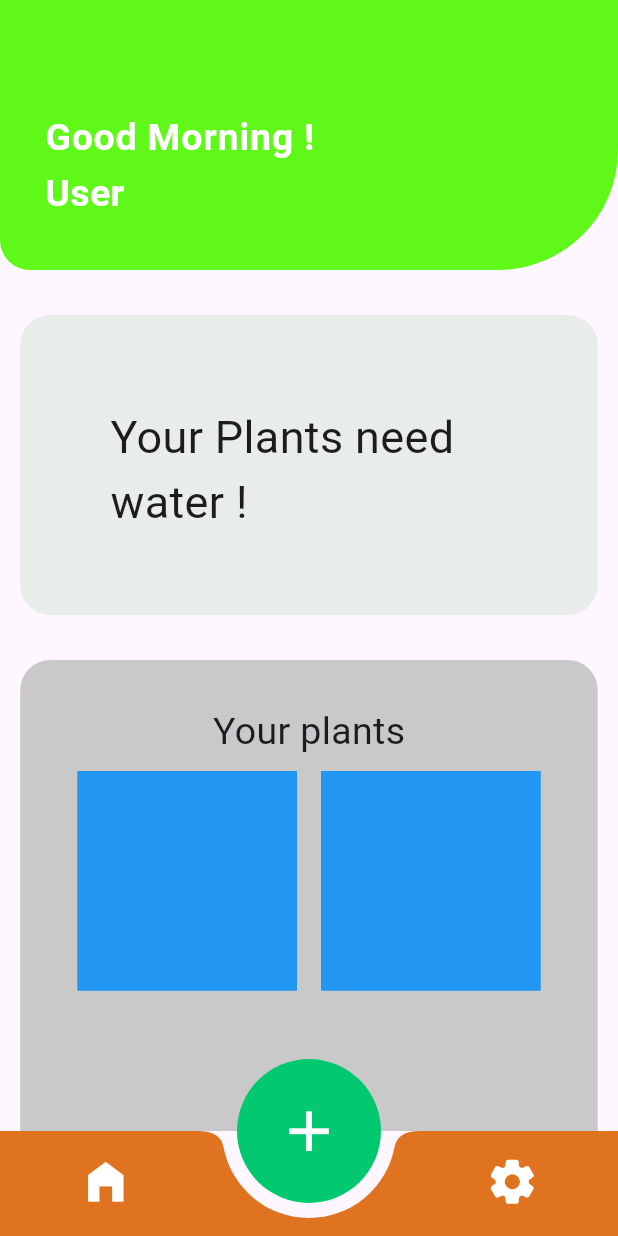
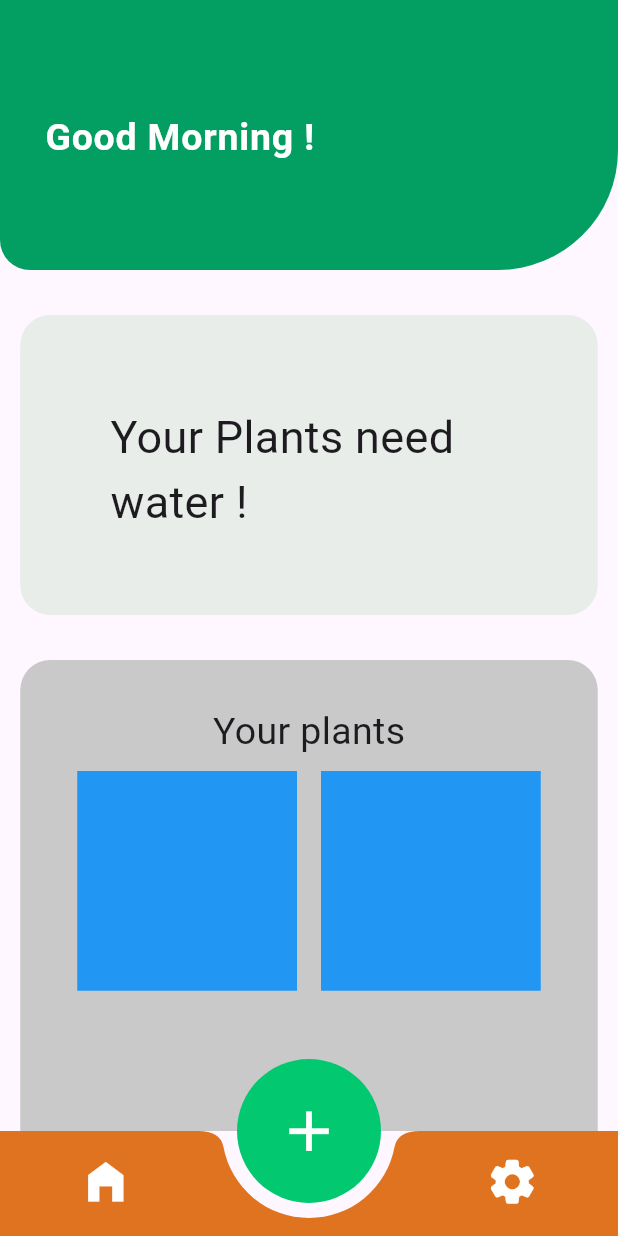
Before and after one commit to SajenTuladhar/Plant-tracking-app, a Flutter app: the screen it shows after launch, after a tap on "Submit", on a phone screen of 412 x 824 dp. Run offline on Flutter 3.47's test engine with Material 3 defaults, Android fonts, the phone set to English and light mode, and no system bars.

Commit message:
add send user input to another page

```diff
--- a/lib/pages/front_page.dart
+++ b/lib/pages/front_page.dart
@@ -2,7 +2,7 @@
 import 'package:flutter/material.dart';
 
 class FrontPage extends StatefulWidget {
-  const FrontPage({Key? key}) : super(key: key);
+  const FrontPage({super.key});
 
   @override
   State<FrontPage> createState() => FrontPageState();
@@ -10,7 +10,10 @@
 
 class FrontPageState extends State<FrontPage> {
   //use this controller to get what the user types
-  final _textController= TextEditingController();
+  final nameController=TextEditingController();
+
+
+
 
   @override
   Widget build(BuildContext context) {
@@ -32,7 +35,7 @@
             Transform.translate(
               offset: const Offset(0, 155),
               child:  TextField(
-                controller: _textController,
+                controller: nameController,
 
                 textAlign: TextAlign.start,
                 decoration: const  InputDecoration(
@@ -40,20 +43,20 @@
                   border:  OutlineInputBorder(
                       borderRadius: BorderRadius.all(Radius.circular(30))),
                   hintText: "Name",
-                  //   suffix: IconButton(onPressed: () {
-                  //   _textController.clear();
-                  // }, icon: const Icon(Icons.clear,color: Colors.black,size: 22,)),
+
                 ),
               ),
             ),
             const SizedBox(
               height: 180,
             ),
+
             ElevatedButton(
               onPressed: () {
+
                 Navigator.push(
                   context,
-                  MaterialPageRoute(builder: (context) => const Homepage()),
+                  MaterialPageRoute(builder: (context) =>  Homepage(nameController.text.toString())),
 
                 );
               },
--- a/lib/pages/home_page.dart
+++ b/lib/pages/home_page.dart
@@ -2,14 +2,13 @@
 import 'package:botany/pages/setting_page.dart';
 import 'package:flutter/material.dart';
 
-class Homepage extends StatefulWidget {
-  const Homepage({super.key});
 
-  @override
-  State<Homepage> createState() => _HomepageState();
-}
+class Homepage extends StatelessWidget {
+  final String nameFromHome;
+  const Homepage(this.nameFromHome, {super.key});
 
-class _HomepageState extends State<Homepage> {
+
+
   @override
   Widget build(BuildContext context) {
     return PopScope(
@@ -22,32 +21,31 @@
             Container(
 
 
-              decoration:  BoxDecoration(
+              decoration: const BoxDecoration(
 
 
-                  borderRadius:const  BorderRadius.only(
+                  borderRadius:  BorderRadius.only(
                       bottomRight: Radius.circular(80),
                       bottomLeft: Radius.circular(20)),
-                  color: Color.fromARGB(255, 95, 248, 25)),
-              child: const Column(
+                  color: Color.fromARGB(255, 2, 158, 98)),
+              child:  Column(
                 children: [
-                  SizedBox(
+                  const SizedBox(
                     height: 40,
                   ),
                   ListTile(
                     minVerticalPadding: 3,
-                    contentPadding:
+                    contentPadding: const
                         EdgeInsets.symmetric(horizontal: 30, vertical: 30),
-                    title: Text(
+                    title: const Text(
                       "Good Morning !",
                       style: TextStyle(
                           color: Color.fromARGB(255, 255, 255, 255),
                           fontSize: 25,
                           fontWeight: FontWeight.bold),
                     ),
-                    subtitle: Text(
-                      "User",
-                      style: TextStyle(
+                    subtitle: Text('$nameFromHome',
+                      style: const TextStyle(
                           color: Color.fromARGB(255, 255, 255, 255),
                           fontSize: 25,
                           fontWeight: FontWeight.bold),
@@ -179,11 +177,11 @@
                     IconButton(
                       icon: const Icon(Icons.settings_rounded),
                       onPressed: () {
-                        Navigator.push(
-                          context,
-                          MaterialPageRoute(
-                              builder: (context) => const SettingsPage()),
-                        );
+                        // Navigator.push(
+                        //   context,
+                        //   MaterialPageRoute(
+                        //       builder: (context) => const SettingsPage()),
+                        // );
                       },
                       iconSize: 35,
                       color: Colors.white,
--- a/lib/pages/setting_page.dart
+++ b/lib/pages/setting_page.dart
@@ -30,11 +30,11 @@
                   IconButton(
                     icon: const Icon(Icons.home_filled),
                     onPressed: () {
-                      Navigator.pop(
-                        context,
-                        MaterialPageRoute(
-                            builder: (context) => const Homepage()),
-                      );
+                      // Navigator.pop(
+                      //   context,
+                      //   MaterialPageRoute(
+                      //       builder: (context) => const Homepage()),
+                      // );
 
                     },
                     iconSize: 35,
```
